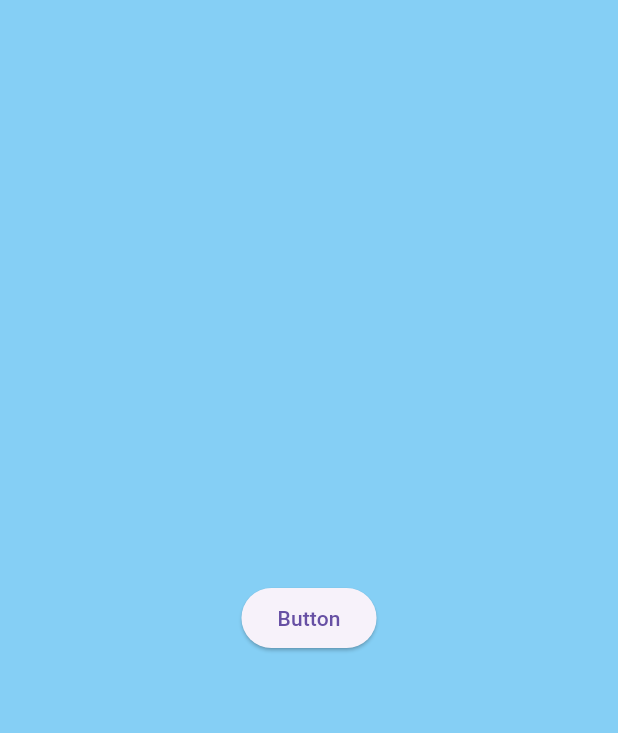
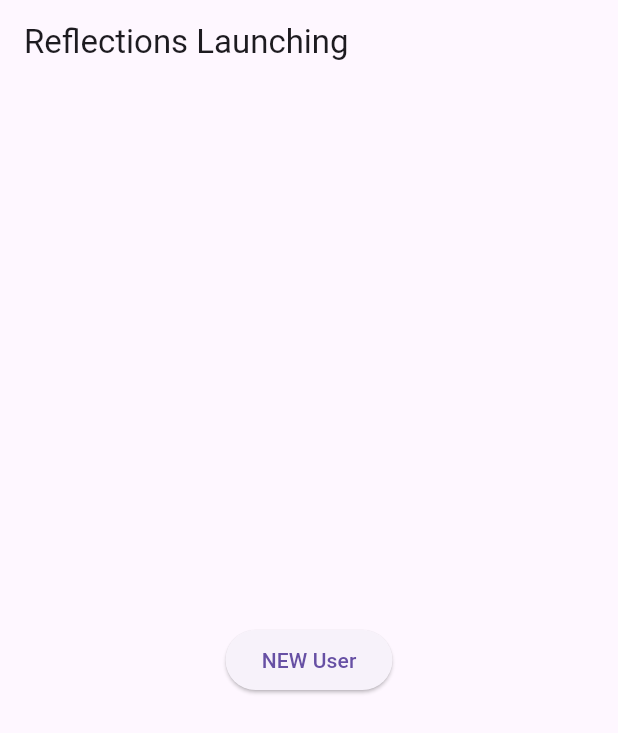
Before and after one commit to 919soyuz/Reflections_App, a Flutter app: the screen it shows after launch, on a phone screen of 412 x 824 dp. Shown: the top 733 px of the screen. Run offline on Flutter 3.47's test engine with Material 3 defaults, Android fonts, the phone set to English and light mode, and no system bars.

Commit message:
Update main.dart

```diff
--- a/lib/main.dart
+++ b/lib/main.dart
@@ -1,46 +1,57 @@
 import 'package:flutter/material.dart';
 
 void main() {
-  runApp(const MyApp());
+  runApp(const ReflectionsApp());
 }
 
-class MyApp extends StatelessWidget {
-  const MyApp({super.key});
+class ReflectionsApp extends StatelessWidget {
+  const ReflectionsApp({Key? key}) : super(key: key);
 
   @override
   Widget build(BuildContext context) {
     return MaterialApp(
-      title: 'Simple Button App',
-      theme: ThemeData(
-        useMaterial3: true,
-      ),
-      home: const MyHomePage(),
+      debugShowCheckedModeBanner: false,
+      home: LaunchScreen(),
     );
   }
 }
 
-class MyHomePage extends StatelessWidget {
-  const MyHomePage({super.key});
-
-  void _onButtonPressed() {
-    print('You clicked button');
-  }
+class LaunchScreen extends StatelessWidget {
+  const LaunchScreen({Key? key}) : super(key: key);
 
   @override
   Widget build(BuildContext context) {
     return Scaffold(
-      backgroundColor: Color.fromRGBO(133, 207, 245, 1), // Background color
+      appBar: AppBar(
+        title: const Text("Reflections Launching"),
+      ),
       body: Center(
         child: ElevatedButton(
-          onPressed: _onButtonPressed,
-          style: ElevatedButton.styleFrom(
-            shape: RoundedRectangleBorder(
-              borderRadius: BorderRadius.circular(20),
-            ),
-          ),
-          child: const Text('Button'),
+          onPressed: () {
+            Navigator.push(
+              context,
+              MaterialPageRoute(builder: (context) => const CreatePinScreen()),
+            );
+          },
+          child: const Text("NEW User"),
         ),
       ),
     );
   }
 }
+
+class CreatePinScreen extends StatelessWidget {
+  const CreatePinScreen({Key? key}) : super(key: key);
+
+  @override
+  Widget build(BuildContext context) {
+    return Scaffold(
+      appBar: AppBar(
+        title: const Text("Create Pin"),
+      ),
+      body: const Center(
+        child: Text("Pin Creation Screen"),
+      ),
+    );
+  }
+}
```
